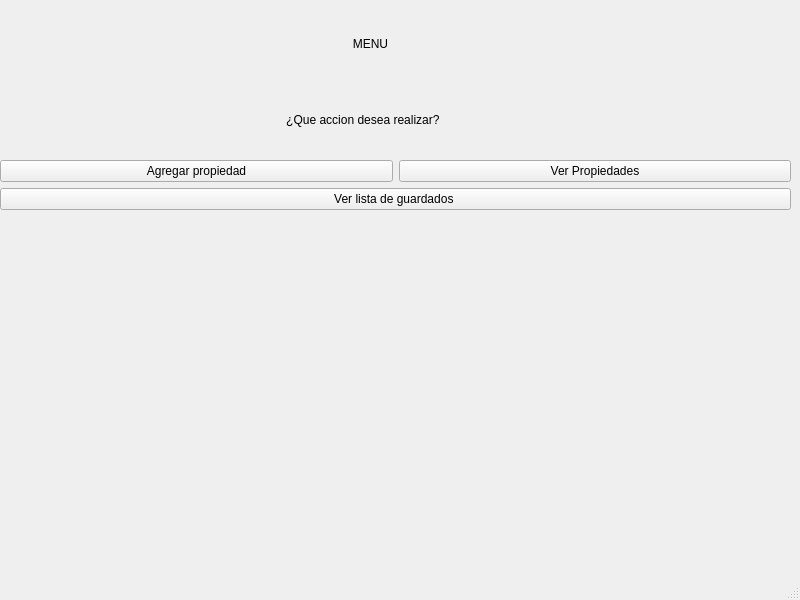
This is Menu.ui in MateMar04/TP-Qt as Qt 5 draws it before an edit. The edited form follows.
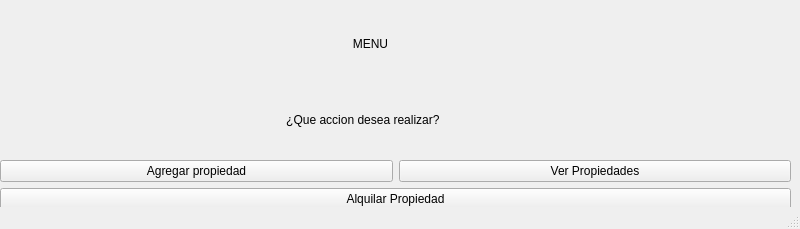
This is the edited form. Icons and pictures are not drawn.

```diff
--- a/Menu.ui
+++ b/Menu.ui
@@ -7,9 +7,21 @@
     <x>0</x>
     <y>0</y>
     <width>800</width>
-    <height>600</height>
+    <height>229</height>
    </rect>
   </property>
+  <property name="minimumSize">
+   <size>
+    <width>800</width>
+    <height>229</height>
+   </size>
+  </property>
+  <property name="maximumSize">
+   <size>
+    <width>800</width>
+    <height>229</height>
+   </size>
+  </property>
   <property name="windowTitle">
    <string>MainWindow</string>
   </property>
@@ -61,7 +73,11 @@
        <item>
         <widget class="QPushButton" name="pushButton_3">
          <property name="text">
-          <string>Ver lista de guardados </string>
+          <string>Alquilar Propiedad</string>
+         </property>
+         <property name="icon">
+          <iconset>
+           <normaloff>../../Pictures/Icons/Vectorizador/for_sale.png</normaloff>../../Pictures/Icons/Vectorizador/for_sale.png</iconset>
          </property>
         </widget>
        </item>
```
Left out of the diff: 22 changed lines with no effect on the pictures.
